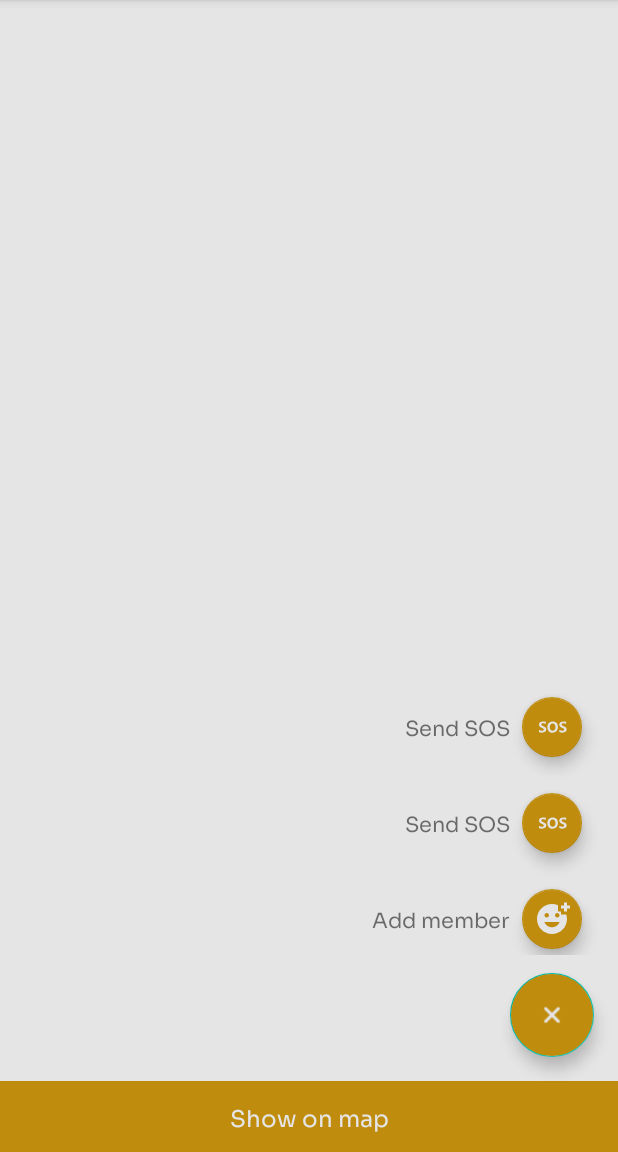
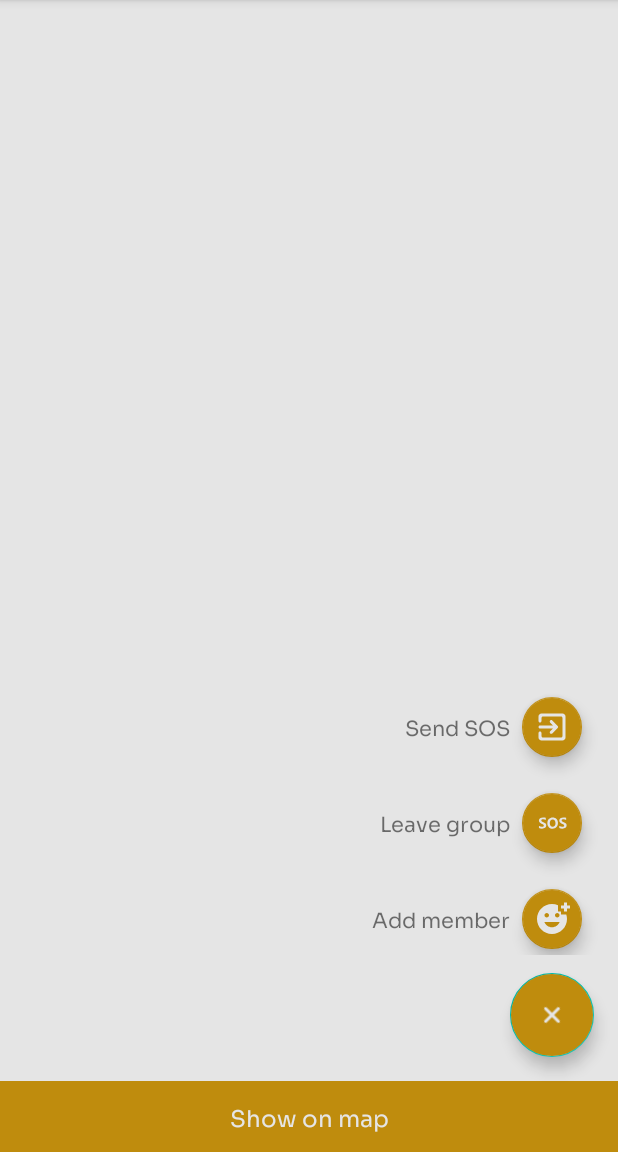
Before and after one commit to joshsoftware/reached-android, an Android app: the GroupMemberActivity screen opened directly, with no data from a screen before it, after a tap on an icon or button, on a phone screen of 412 x 824 dp, the part 84-1236 px from its top. Run offline under Robolectric (Android 15) with nearby library versions, the phone set to English and light mode, and no system bars; our stand-ins replace Dagger/Hilt's generated code, Firebase (no records; nobody signed in at launch, a user with empty details on screens opened directly), Timber; pictures from the network do not load.

Commit message:
Finished leave and delete group

```diff
--- /dev/null
+++ b/mobile/src/main/res/drawable/ic_leave.xml
@@ -0,0 +1,5 @@
+<vector android:height="24dp" android:tint="#FFFFFF"
+    android:viewportHeight="24" android:viewportWidth="24"
+    android:width="24dp" xmlns:android="http://schemas.android.com/apk/res/android">
+    <path android:fillColor="@android:color/white" android:pathData="M10.79,16.29c0.39,0.39 1.02,0.39 1.41,0l3.59,-3.59c0.39,-0.39 0.39,-1.02 0,-1.41L12.2,7.7c-0.39,-0.39 -1.02,-0.39 -1.41,0 -0.39,0.39 -0.39,1.02 0,1.41L12.67,11H4c-0.55,0 -1,0.45 -1,1s0.45,1 1,1h8.67l-1.88,1.88c-0.39,0.39 -0.38,1.03 0,1.41zM19,3H5c-1.11,0 -2,0.9 -2,2v3c0,0.55 0.45,1 1,1s1,-0.45 1,-1V6c0,-0.55 0.45,-1 1,-1h12c0.55,0 1,0.45 1,1v12c0,0.55 -0.45,1 -1,1H6c-0.55,0 -1,-0.45 -1,-1v-2c0,-0.55 -0.45,-1 -1,-1s-1,0.45 -1,1v3c0,1.1 0.9,2 2,2h14c1.1,0 2,-0.9 2,-2V5c0,-1.1 -0.9,-2 -2,-2z"/>
+</vector>
--- a/mobile/src/main/res/layout/activity_group_member_mobile.xml
+++ b/mobile/src/main/res/layout/activity_group_member_mobile.xml
@@ -57,7 +57,7 @@
                 android:layout_width="wrap_content"
                 android:layout_height="wrap_content"
                 app:fabSize="mini"
-                android:src="@drawable/ic_sos"
+                android:src="@drawable/ic_leave"
                 app:tint="@color/white"
                 app:backgroundTint="@color/colorPrimary"
                 android:layout_marginBottom="16dp"
@@ -67,7 +67,7 @@
                 />
             <TextView
                 android:id="@+id/sosLabel"
-                android:text="@string/send_sos"
+                android:text="@string/leave_group"
                 android:layout_marginEnd="4dp"
                 android:layout_width="wrap_content"
                 android:layout_height="wrap_content"
--- a/mobile/src/main/res/values/strings.xml
+++ b/mobile/src/main/res/values/strings.xml
@@ -22,4 +22,7 @@
     <string name="add_member">Add member</string>
     <string name="sos_sent_successfully">SOS sent successfully!</string>
     <string name="sos_was_stopped">SOS was stopped!</string>
+    <string name="leave_group">Leave group</string>
+    <string name="no_groups_please_create_or_join_a_new_group">No groups. Please create or join a new group</string>
+    <string name="delete_group">Delete group</string>
 </resources>
```
Also changed, not shown: core/src/main/java/com/joshsoftware/core/util/FirebaseRealtimeDbManager.kt (+6 -1 lines), core/src/main/java/com/joshsoftware/core/viewmodel/GroupListViewModel.kt (+11 -1 lines), mobile/src/main/java/com/joshsoftware/reached/ui/activity/GroupListActivity.kt (+36 -7 lines), mobile/src/main/java/com/joshsoftware/reached/ui/activity/GroupMemberActivity.kt (+13 -0 lines), mobile/src/main/res/layout/activity_groups.xml (+19 -1 lines).
